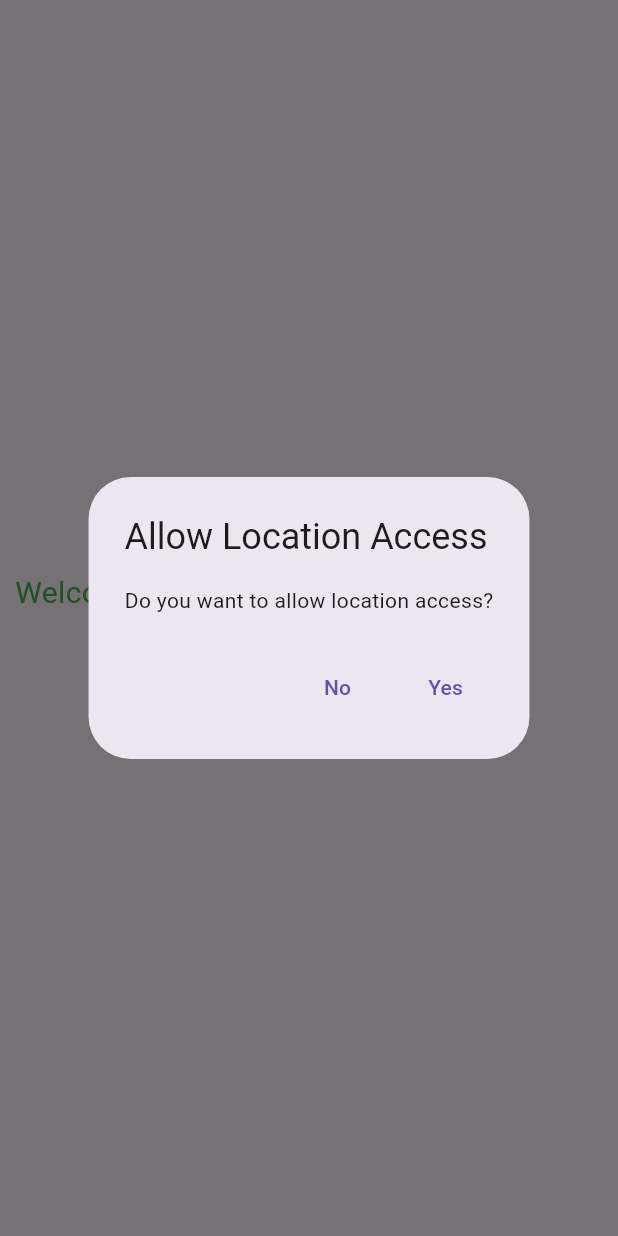
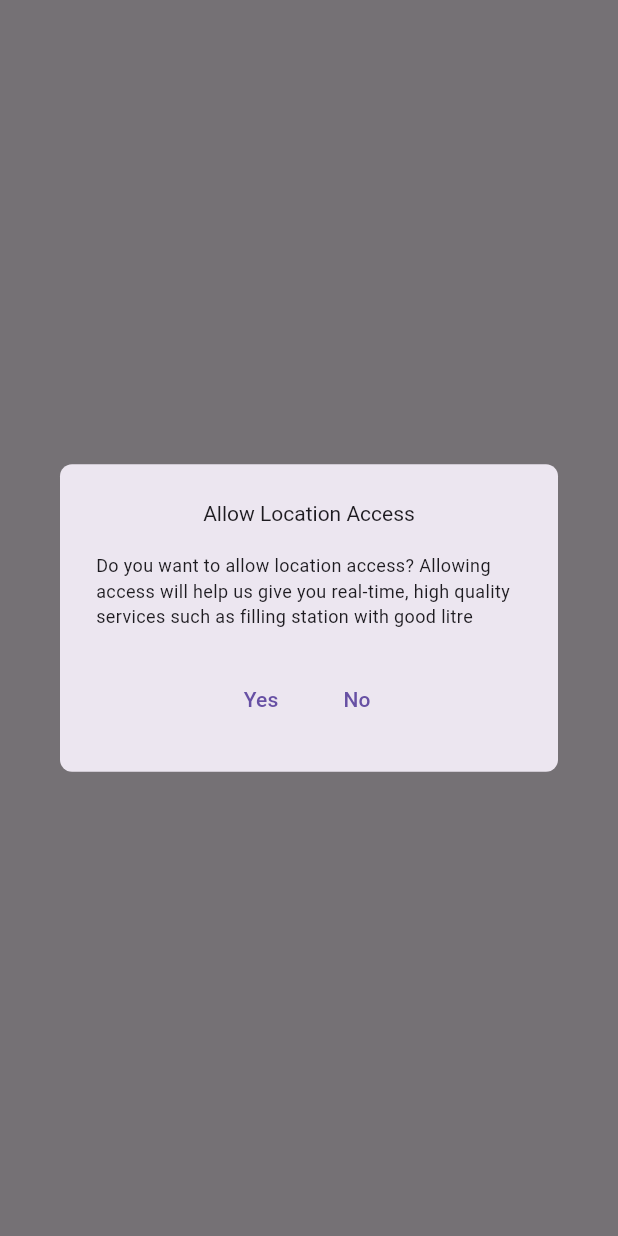
Before and after one commit to ArchSharp/fuel_dey_buyers, a Flutter app: the screen it shows after launch, on a phone screen of 412 x 824 dp. Run offline on Flutter 3.47's test engine with Material 3 defaults, Android fonts, the phone set to English and light mode, and no system bars; our stand-ins replace flutter_dotenv, flutter_redux, geocoding, geolocator, permission_handler, redux and 1 more.

Commit message:
worked on alertdialog widget that tells users to allow access to location

```diff
--- a/lib/Screens/home.dart
+++ b/lib/Screens/home.dart
@@ -44,17 +44,35 @@ class _HomeState extends State<Home> {
     showDialog(
       context: context,
       builder: (context) => AlertDialog(
-        title: const Text('Allow Location Access'),
-        content: const Text('Do you want to allow location access?'),
+        shape: RoundedRectangleBorder(borderRadius: BorderRadius.circular(8)),
+        title: const Center(
+            child:
+                Text('Allow Location Access', style: TextStyle(fontSize: 14))),
+        content: const SizedBox(
+          height: 50,
+          child: Center(
+            child: Text(
+              'Do you want to allow location access? Allowing access will help us give you real-time, high quality services such as filling station with good litre measurement, ',
+              style: TextStyle(
+                fontSize: 12,
+              ),
+            ),
+          ),
+        ),
         actions: [
+          Row(
+            mainAxisAlignment: MainAxisAlignment.center,
+            children: <Widget>[
+              TextButton(
+                onPressed: () => _onPermissionGranted(),
+                child: const Text('Yes'),
+              ),
               TextButton(
                 onPressed: () => _onPermissionDenied(),
                 child: const Text('No'),
               ),
-          TextButton(
-            onPressed: () => _onPermissionGranted(),
-            child: const Text('Yes'),
-          ),
+            ],
+          )
         ],
       ),
     );
@@ -118,25 +136,65 @@ class _HomeState extends State<Home> {
             child: Column(
               children: <Widget>[
                 SizedBox(height: mtop),
-                const Text(
+                const Align(
+                  alignment: Alignment.center,
+                  child: Text(
                     "Welcome to Fuel Dey",
                     style: TextStyle(color: Colors.green, fontSize: 20),
                   ),
+                ),
+                const SizedBox(
+                  height: 20,
+                ),
+                if (_hasPermission == true && _currentPosition == null)
+                  const SizedBox(
+                    width: 15,
+                    height: 15,
+                    child: CircularProgressIndicator(
+                      strokeWidth: 2,
+                    ),
+                  ),
+                if (_hasPermission == true && _currentPosition == null)
+                  const Text("Fetching location..."),
                 if (_hasPermission == true && _currentPosition != null)
-                  Text(
-                    "Latitude: ${_currentPosition?.latitude}",
+                  Row(
+                    children: [
+                      const Text(
+                        "Latitude: ",
                         style:
-                        const TextStyle(color: Colors.deepOrange, fontSize: 16),
+                            TextStyle(color: Colors.deepOrange, fontSize: 16),
+                      ),
+                      Text("${_currentPosition?.latitude}"),
+                    ],
                   ),
                 if (_hasPermission == true && _currentPosition != null)
-                  Text(
-                    "Longitude: ${_currentPosition?.longitude}",
-                    style: const TextStyle(color: Colors.green, fontSize: 16),
+                  Row(
+                    children: [
+                      const Text(
+                        "Longitude: ",
+                        style:
+                            TextStyle(color: Colors.deepOrange, fontSize: 16),
+                      ),
+                      Text("${_currentPosition?.longitude}"),
+                    ],
                   ),
                 if (_hasPermission == true && _currentPosition != null)
-                  Text(
-                    "Address: $_address",
-                    style: const TextStyle(color: Colors.green, fontSize: 16),
+                  Row(
+                    children: [
+                      const Text(
+                        "Address: ",
+                        style:
+                            TextStyle(color: Colors.deepOrange, fontSize: 16),
+                      ),
+                      Flexible(
+                        child: Text(
+                          _address!,
+                          style: const TextStyle(fontSize: 16),
+                          overflow: TextOverflow.visible,
+                          softWrap: true,
+                        ),
+                      ),
+                    ],
                   ),
               ],
             ),
```
Lines whose indentation alone changed are shown as unchanged.
